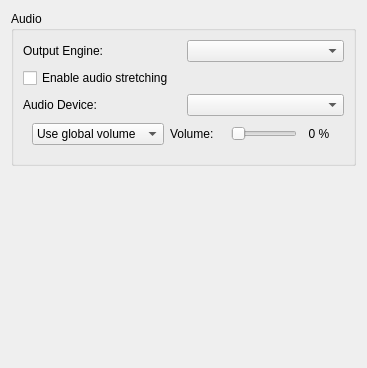
rorrim-rorrim/eden-alt, file src/yuzu/configuration/configure_audio.ui: the form before one commit.
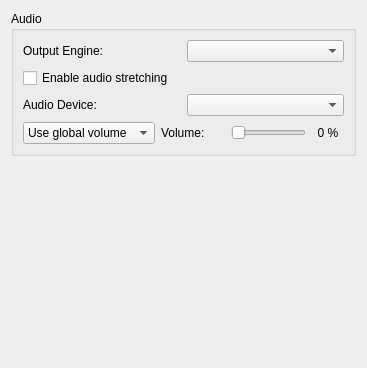
The form after the commit.

Commit message: configure_audio: fix UI margins

```diff
--- a/src/yuzu/configuration/configure_audio.ui
+++ b/src/yuzu/configuration/configure_audio.ui
@@ -58,8 +58,17 @@
       <item>
        <widget class="QWidget" name="volume_layout" native="true">
         <layout class="QHBoxLayout" name="horizontalLayout_2">
+         <property name="leftMargin">
+          <number>0</number>
+         </property>
          <property name="topMargin">
-          <number>1</number>
+          <number>0</number>
+         </property>
+         <property name="rightMargin">
+          <number>0</number>
+         </property>
+         <property name="bottomMargin">
+          <number>0</number>
          </property>
          <item>
           <widget class="QComboBox" name="volume_combo_box">
```
